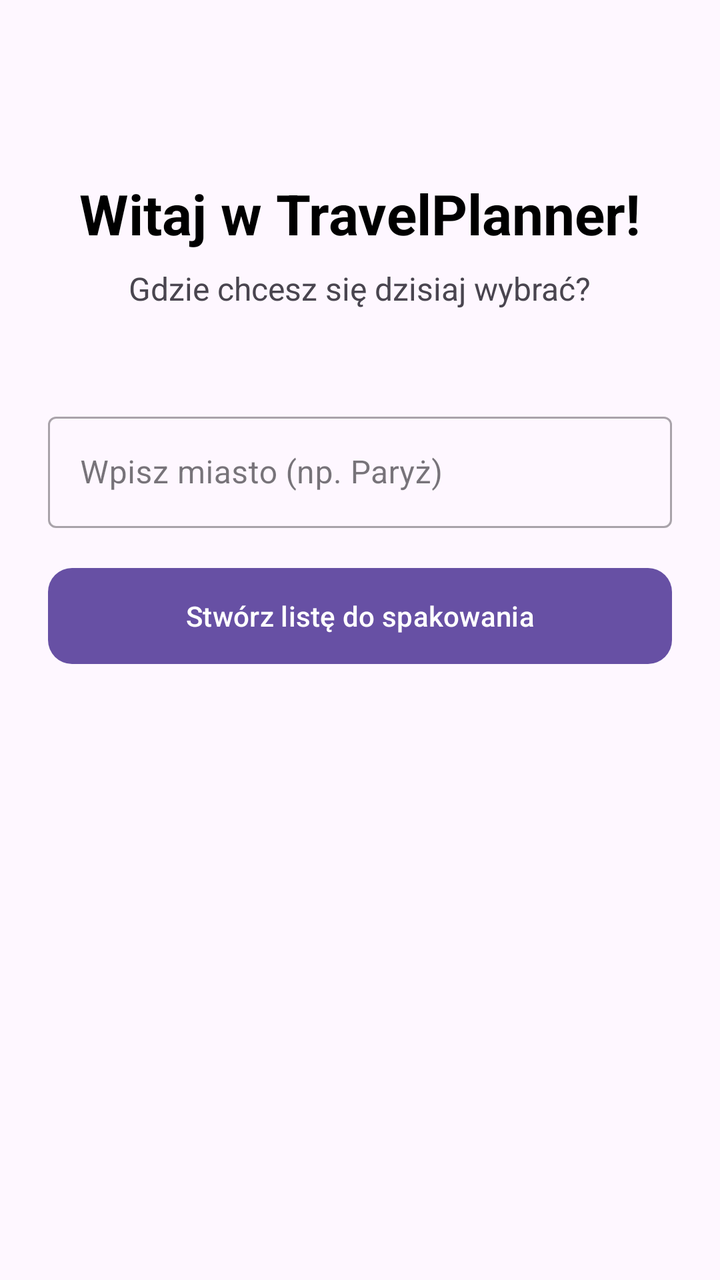
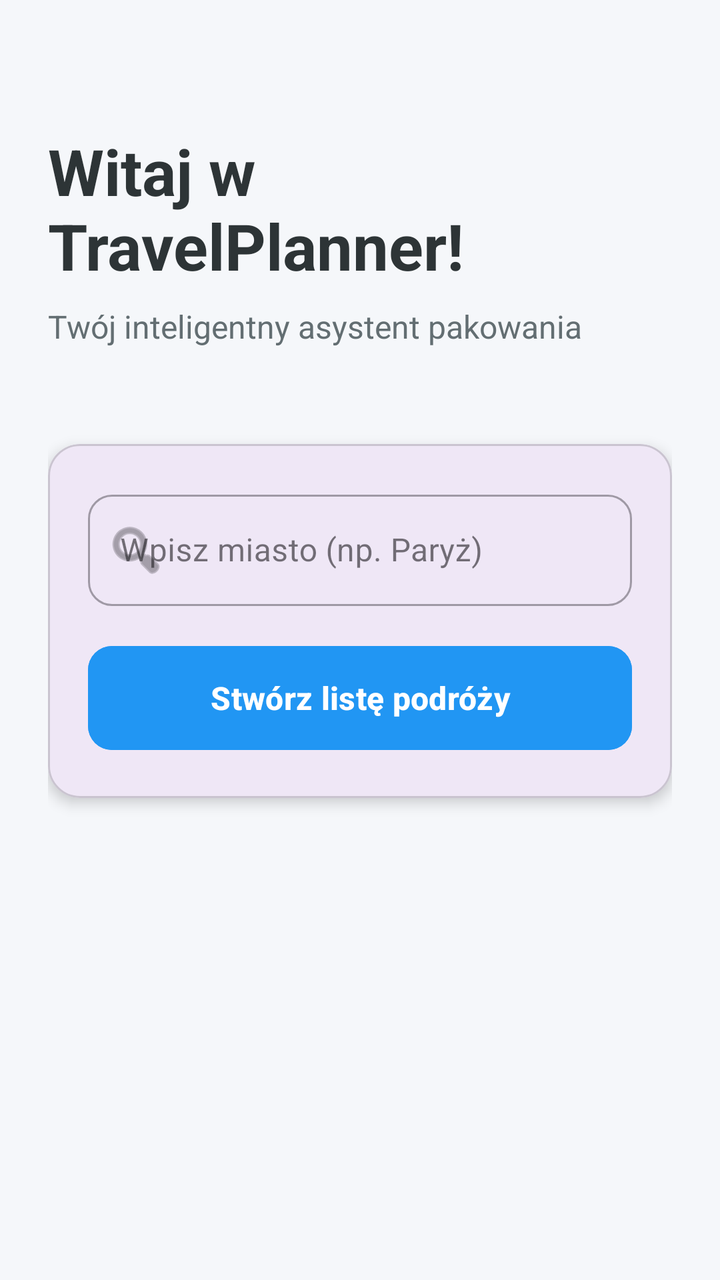

Before-and-after screenshots of an Android layout around one commit, followed by the original layout XML and the change that was made.
<!-- AndroidManifest.xml: application theme Theme.TravelPlanner -->
<!-- res/layout/fragment_home.xml -->
<?xml version="1.0" encoding="utf-8"?>
<androidx.constraintlayout.widget.ConstraintLayout xmlns:android="http://schemas.android.com/apk/res/android"
    xmlns:app="http://schemas.android.com/apk/res-auto"
    xmlns:tools="http://schemas.android.com/tools"
    android:layout_width="match_parent"
    android:layout_height="match_parent"
    android:padding="24dp">

    <TextView
        android:id="@+id/tvWelcome"
        android:layout_width="wrap_content"
        android:layout_height="wrap_content"
        android:text="Witaj w TravelPlanner!"
        android:textSize="28sp"
        android:textStyle="bold"
        android:textColor="@color/black"
        android:layout_marginTop="64dp"
        app:layout_constraintTop_toTopOf="parent"
        app:layout_constraintStart_toStartOf="parent"
        app:layout_constraintEnd_toEndOf="parent" />

    <TextView
        android:id="@+id/tvSubtitle"
        android:layout_width="wrap_content"
        android:layout_height="wrap_content"
        android:text="Gdzie chcesz się dzisiaj wybrać?"
        android:textSize="16sp"
        android:layout_marginTop="8dp"
        app:layout_constraintTop_toBottomOf="@id/tvWelcome"
        app:layout_constraintStart_toStartOf="parent"
        app:layout_constraintEnd_toEndOf="parent" />

    <com.google.android.material.textfield.TextInputLayout
        android:id="@+id/searchInputLayout"
        style="@style/Widget.MaterialComponents.TextInputLayout.OutlinedBox"
        android:layout_width="0dp"
        android:layout_height="wrap_content"
        android:layout_marginTop="48dp"
        android:hint="@string/hint_enter_city"
        app:layout_constraintStart_toStartOf="parent"
        app:layout_constraintEnd_toEndOf="parent"
        app:layout_constraintTop_toBottomOf="@id/tvSubtitle">

        <com.google.android.material.textfield.TextInputEditText
            android:id="@+id/etCity"
            android:layout_width="match_parent"
            android:layout_height="wrap_content"
            android:imeOptions="actionSearch"
            android:inputType="text"
            android:maxLines="1" />
    </com.google.android.material.textfield.TextInputLayout>

    <com.google.android.material.button.MaterialButton
        android:id="@+id/btnSearch"
        android:layout_width="0dp"
        android:layout_height="56dp"
        android:layout_marginTop="16dp"
        android:text="Stwórz listę do spakowania"
        app:cornerRadius="12dp"
        app:layout_constraintTop_toBottomOf="@id/searchInputLayout"
        app:layout_constraintStart_toStartOf="parent"
        app:layout_constraintEnd_toEndOf="parent" />

    <TextView
        android:id="@+id/tvHistoryLabel"
        android:layout_width="wrap_content"
        android:layout_height="wrap_content"
        android:text="Ostatnio szukane:"
        android:textSize="14sp"
        android:textStyle="bold"
        android:layout_marginTop="32dp"
        android:visibility="gone"
        app:layout_constraintTop_toBottomOf="@id/btnSearch"
        app:layout_constraintStart_toStartOf="parent" />

    <LinearLayout
        android:id="@+id/historyContainer"
        android:layout_width="0dp"
        android:layout_height="wrap_content"
        android:orientation="vertical"
        android:layout_marginTop="8dp"
        app:layout_constraintTop_toBottomOf="@id/tvHistoryLabel"
        app:layout_constraintStart_toStartOf="parent"
        app:layout_constraintEnd_toEndOf="parent" />

    <ProgressBar
        android:id="@+id/progressBar"
        android:layout_width="wrap_content"
        android:layout_height="wrap_content"
        android:visibility="gone"
        app:layout_constraintTop_toBottomOf="@id/btnSearch"
        app:layout_constraintStart_toStartOf="parent"
        app:layout_constraintEnd_toEndOf="parent"
        android:layout_marginTop="24dp" />

</androidx.constraintlayout.widget.ConstraintLayout>
<!-- resources referenced by this layout -->
<resources>
  <color name="black">#FF000000</color>
  <string name="hint_enter_city">Wpisz miasto (np. Paryż)</string>
  <style name="Theme.TravelPlanner" parent="Base.Theme.TravelPlanner" />
  <style name="Base.Theme.TravelPlanner" parent="Theme.Material3.DayNight.NoActionBar">
          
          
      </style>
</resources>

<!-- the commit's change to res/layout/fragment_home.xml (unified diff, before → after) -->
@@ -1,96 +1,117 @@
 <?xml version="1.0" encoding="utf-8"?>
-<androidx.constraintlayout.widget.ConstraintLayout xmlns:android="http://schemas.android.com/apk/res/android"
+<androidx.core.widget.NestedScrollView xmlns:android="http://schemas.android.com/apk/res/android"
     xmlns:app="http://schemas.android.com/apk/res-auto"
-    xmlns:tools="http://schemas.android.com/tools"
     android:layout_width="match_parent"
     android:layout_height="match_parent"
-    android:padding="24dp">
+    android:background="@color/background">
 
-    <TextView
-        android:id="@+id/tvWelcome"
-        android:layout_width="wrap_content"
+    <androidx.constraintlayout.widget.ConstraintLayout
+        android:layout_width="match_parent"
         android:layout_height="wrap_content"
-        android:text="Witaj w TravelPlanner!"
-        android:textSize="28sp"
-        android:textStyle="bold"
-        android:textColor="@color/black"
-        android:layout_marginTop="64dp"
-        app:layout_constraintTop_toTopOf="parent"
-        app:layout_constraintStart_toStartOf="parent"
-        app:layout_constraintEnd_toEndOf="parent" />
+        android:padding="24dp">
 
-    <TextView
-        android:id="@+id/tvSubtitle"
-        android:layout_width="wrap_content"
-        android:layout_height="wrap_content"
-        android:text="Gdzie chcesz się dzisiaj wybrać?"
-        android:textSize="16sp"
-        android:layout_marginTop="8dp"
-        app:layout_constraintTop_toBottomOf="@id/tvWelcome"
-        app:layout_constraintStart_toStartOf="parent"
-        app:layout_constraintEnd_toEndOf="parent" />
+        <TextView
+            android:id="@+id/tvWelcome"
+            android:layout_width="wrap_content"
+            android:layout_height="wrap_content"
+            android:layout_marginTop="40dp"
+            android:text="Witaj w TravelPlanner!"
+            android:textColor="@color/text_primary"
+            android:textSize="32sp"
+            android:textStyle="bold"
+            app:layout_constraintStart_toStartOf="parent"
+            app:layout_constraintTop_toTopOf="parent" />
 
-    <com.google.android.material.textfield.TextInputLayout
-        android:id="@+id/searchInputLayout"
-        style="@style/Widget.MaterialComponents.TextInputLayout.OutlinedBox"
-        android:layout_width="0dp"
-        android:layout_height="wrap_content"
-        android:layout_marginTop="48dp"
-        android:hint="@string/hint_enter_city"
-        app:layout_constraintStart_toStartOf="parent"
-        app:layout_constraintEnd_toEndOf="parent"
-        app:layout_constraintTop_toBottomOf="@id/tvSubtitle">
+        <TextView
+            android:id="@+id/tvSubtitle"
+            android:layout_width="wrap_content"
+            android:layout_height="wrap_content"
+            android:layout_marginTop="8dp"
+            android:text="Twój inteligentny asystent pakowania"
+            android:textColor="@color/text_secondary"
+            android:textSize="16sp"
+            app:layout_constraintStart_toStartOf="parent"
+            app:layout_constraintTop_toBottomOf="@id/tvWelcome" />
 
-        <com.google.android.material.textfield.TextInputEditText
-            android:id="@+id/etCity"
+        <com.google.android.material.card.MaterialCardView
+            android:id="@+id/searchCard"
             android:layout_width="match_parent"
             android:layout_height="wrap_content"
-            android:imeOptions="actionSearch"
-            android:inputType="text"
-            android:maxLines="1" />
-    </com.google.android.material.textfield.TextInputLayout>
+            android:layout_marginTop="48dp"
+            app:cardCornerRadius="16dp"
+            app:cardElevation="4dp"
+            app:layout_constraintTop_toBottomOf="@id/tvSubtitle">
 
-    <com.google.android.material.button.MaterialButton
-        android:id="@+id/btnSearch"
-        android:layout_width="0dp"
-        android:layout_height="56dp"
-        android:layout_marginTop="16dp"
-        android:text="Stwórz listę do spakowania"
-        app:cornerRadius="12dp"
-        app:layout_constraintTop_toBottomOf="@id/searchInputLayout"
-        app:layout_constraintStart_toStartOf="parent"
-        app:layout_constraintEnd_toEndOf="parent" />
+            <LinearLayout
+                android:layout_width="match_parent"
+                android:layout_height="wrap_content"
+                android:orientation="vertical"
+                android:padding="20dp">
 
-    <TextView
-        android:id="@+id/tvHistoryLabel"
-        android:layout_width="wrap_content"
-        android:layout_height="wrap_content"
-        android:text="Ostatnio szukane:"
-        android:textSize="14sp"
-        android:textStyle="bold"
-        android:layout_marginTop="32dp"
-        android:visibility="gone"
-        app:layout_constraintTop_toBottomOf="@id/btnSearch"
-        app:layout_constraintStart_toStartOf="parent" />
+                <com.google.android.material.textfield.TextInputLayout
+                    android:id="@+id/searchInputLayout"
+                    style="@style/Widget.MaterialComponents.TextInputLayout.OutlinedBox"
+                    android:layout_width="match_parent"
+                    android:layout_height="wrap_content"
+                    android:hint="@string/hint_enter_city"
+                    app:boxCornerRadiusBottomEnd="12dp"
+                    app:boxCornerRadiusBottomStart="12dp"
+                    app:boxCornerRadiusTopEnd="12dp"
+                    app:boxCornerRadiusTopStart="12dp"
+                    app:startIconDrawable="@android:drawable/ic_menu_search">
 
-    <LinearLayout
-        android:id="@+id/historyContainer"
-        android:layout_width="0dp"
-        android:layout_height="wrap_content"
-        android:orientation="vertical"
-        android:layout_marginTop="8dp"
-        app:layout_constraintTop_toBottomOf="@id/tvHistoryLabel"
-        app:layout_constraintStart_toStartOf="parent"
-        app:layout_constraintEnd_toEndOf="parent" />
+                    <com.google.android.material.textfield.TextInputEditText
+                        android:id="@+id/etCity"
+                        android:layout_width="match_parent"
+                        android:layout_height="wrap_content"
+                        android:imeOptions="actionSearch"
+                        android:inputType="text"
+                        android:maxLines="1" />
+                </com.google.android.material.textfield.TextInputLayout>
 
-    <ProgressBar
-        android:id="@+id/progressBar"
-        android:layout_width="wrap_content"
-        android:layout_height="wrap_content"
-        android:visibility="gone"
-        app:layout_constraintTop_toBottomOf="@id/btnSearch"
-        app:layout_constraintStart_toStartOf="parent"
-        app:layout_constraintEnd_toEndOf="parent"
-        android:layout_marginTop="24dp" />
+                <com.google.android.material.button.MaterialButton
+                    android:id="@+id/btnSearch"
+                    android:layout_width="match_parent"
+                    android:layout_height="60dp"
+                    android:layout_marginTop="16dp"
+                    android:backgroundTint="@color/primary"
+                    android:text="Stwórz listę podróży"
+                    android:textAllCaps="false"
+                    android:textSize="16sp"
+                    android:textStyle="bold"
+                    app:cornerRadius="12dp" />
 
-</androidx.constraintlayout.widget.ConstraintLayout>
+                <ProgressBar
+                    android:id="@+id/progressBar"
+                    android:layout_width="40dp"
+                    android:layout_height="40dp"
+                    android:layout_gravity="center"
+                    android:layout_marginTop="16dp"
+                    android:visibility="gone" />
+
+            </LinearLayout>
+        </com.google.android.material.card.MaterialCardView>
+
+        <TextView
+            android:id="@+id/tvHistoryLabel"
+            android:layout_width="wrap_content"
+            android:layout_height="wrap_content"
+            android:layout_marginTop="40dp"
+            android:text="Ostatnio odwiedzone"
+            android:textColor="@color/text_primary"
+            android:textSize="18sp"
+            android:textStyle="bold"
+            android:visibility="gone"
+            app:layout_constraintStart_toStartOf="parent"
+            app:layout_constraintTop_toBottomOf="@id/searchCard" />
+
+        <LinearLayout
+            android:id="@+id/historyContainer"
+            android:layout_width="match_parent"
+            android:layout_height="wrap_content"
+            android:layout_marginTop="12dp"
+            android:orientation="vertical"
+            app:layout_constraintTop_toBottomOf="@id/tvHistoryLabel" />
+
+    </androidx.constraintlayout.widget.ConstraintLayout>
+</androidx.core.widget.NestedScrollView>
<!-- resource entries referenced after the edit -->
@@ -1,6 +1,9 @@
 <!-- resources referenced by this layout -->
 <resources>
-  <color name="black">#FF000000</color>
+  <color name="background">#F5F7FA</color>
+  <color name="primary">#2196F3</color>
+  <color name="text_primary">#2D3436</color>
+  <color name="text_secondary">#636E72</color>
   <string name="hint_enter_city">Wpisz miasto (np. Paryż)</string>
   <style name="Theme.TravelPlanner" parent="Base.Theme.TravelPlanner" />
   <style name="Base.Theme.TravelPlanner" parent="Theme.Material3.DayNight.NoActionBar">
